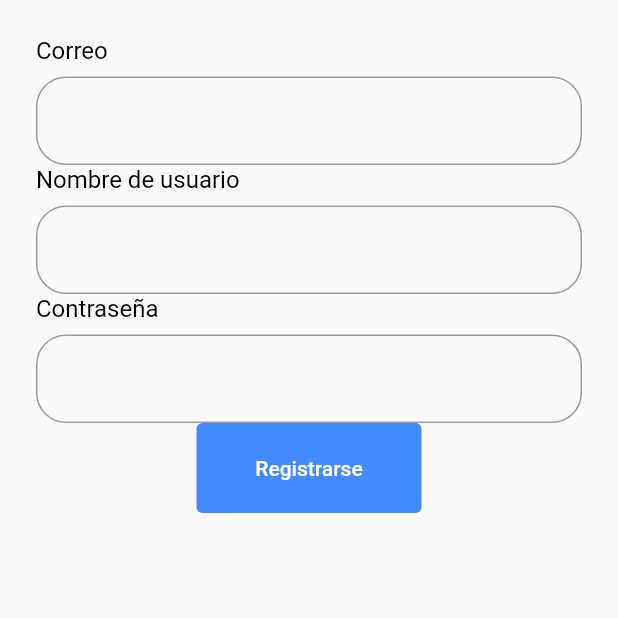
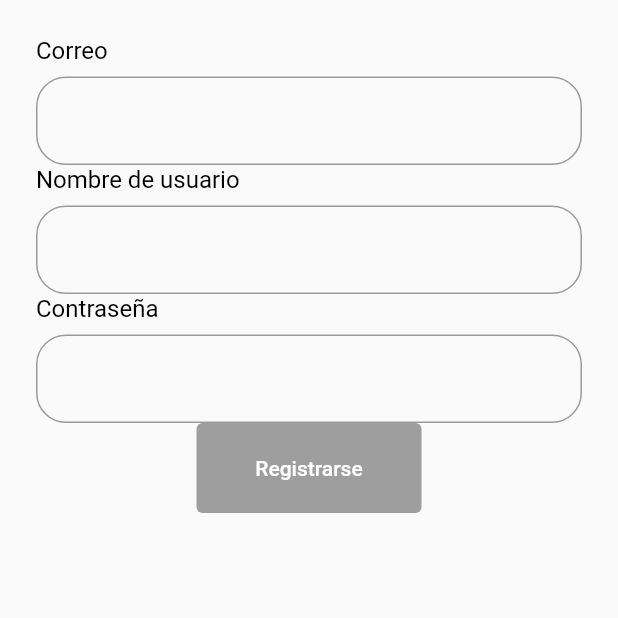
Before and after one commit to Erefor/resto-keys, a Flutter app: the RegistarPage screen opened directly, after a tap on "Registrarse", on a phone screen of 412 x 824 dp, the top half of it. Run offline on Flutter 3.47's test engine with Material 2 defaults, Android fonts, the phone set to English and light mode, and no system bars; missing offline and left inert: encrypt.

Commit message:
Refactor de peticiones

```diff
--- a/lib/components/BInput.dart
+++ b/lib/components/BInput.dart
@@ -12,8 +12,10 @@ class BInput extends StatefulWidget {
   final bool? obscureText;
   final Function(TextEditingController controller, String value)? onChange;
   final TextInputType? inputType;
+  final String? errorText;
   const BInput(
       {Key? key,
+      this.errorText,
       this.label,
       this.disabled,
       this.prependIconName,
@@ -40,7 +42,9 @@ class _BInputState extends State<BInput> {
         Text(
           widget.label ?? 'NA',
           style: useGetTextVariant('text-2',
-              fontWeight: widget.labelFontWeight ?? 400),
+              fontWeight: widget.labelFontWeight ?? 400,
+              color:
+                  widget.errorText != null ? Colors.redAccent : Colors.black),
         ),
         const SizedBox(
           height: 8,
@@ -51,10 +55,13 @@ class _BInputState extends State<BInput> {
           controller: controller,
           onChanged: (value) {
             if (widget.onChange != null) {
-              widget.onChange!(controller, value);
+              setState(() {
+                widget.onChange!(controller, value);
+              });
             }
           },
           decoration: InputDecoration(
+              errorText: widget.errorText,
               suffixIcon: widget.appendIconName != null
                   ? IconButton(
                       icon: Icon(widget.appendIconName),
--- a/lib/composables/useServices.dart
+++ b/lib/composables/useServices.dart
@@ -1,14 +1,30 @@
-import 'package:dio/dio.dart';
+import 'dart:convert';
+
+import 'package:http/http.dart' as http;
 
 Future useRegisUser(String email, String userName, String password) async {
-  final dio = Dio(BaseOptions(
-      baseUrl: 'http://resto-keys-api.burydev.tech',
-      headers: {'content-type': 'application/json'}));
-  final response = await dio.post('/create-user', data: {
-    "password": "contraseña",
-    "userName": 'usuarionuevo',
-    "email": 'prueba@gmail.com'
-  });
-  print(response);
-  return response;
+  final data = Uri.http('resto-keys-api.burydev.tech', '/create-user');
+  final request = await http.post(data,
+      headers: {'Content-type': 'application/json'},
+      body: jsonEncode({
+        "password": "NA",
+        "userName": "NA",
+      }));
+  print(request);
+  return request;
 }
+
+abstract class ApiPaths {
+  static String CreateUser = "/create-user";
+  static String Login = "/login";
+}
+
+class ApiClient {
+  final String apiUrl = "resto-keys-api.burydev.tech";
+  ApiClient();
+  Future POST(String path, Map body) {
+    final url = Uri.http(apiUrl, path);
+    return http.post(url,
+        headers: {'Content-type': 'application/json'}, body: jsonEncode(body));
+  }
+}
--- a/lib/pages/register.dart
+++ b/lib/pages/register.dart
@@ -1,3 +1,4 @@
+import 'package:encrypt/encrypt.dart' as Salsa;
 import 'package:flutter/material.dart';
 import 'package:resto_keys/components/BInput.dart';
 import 'package:resto_keys/composables/useServices.dart';
@@ -10,6 +11,7 @@ class RegistarPage extends StatefulWidget {
 }
 
 class _RegistarPageState extends State<RegistarPage> {
+  final api = ApiClient();
   String email = '';
   String userName = '';
   String password = '';
@@ -18,41 +20,45 @@ class _RegistarPageState extends State<RegistarPage> {
   Widget build(BuildContext context) {
     return Scaffold(
       body: SafeArea(
-          child: Padding(
+          child: isLoading
+              ? const Center(child: CircularProgressIndicator())
+              : Padding(
                   padding: const EdgeInsets.all(24.0),
                   child: Column(
                     children: [
-            Container(
-              child: isLoading
-                  ? Center(child: CircularProgressIndicator())
-                  : Container(),
-            ),
                       BInput(
+                        errorText: null,
                         label: 'Correo',
                         onChange: (controller, value) {
                           email = value;
+                          setState(() {});
                         },
                       ),
                       BInput(
                         label: 'Nombre de usuario',
                         onChange: (cotroller, value) {
                           userName = value;
+                          setState(() {});
                         },
                       ),
                       BInput(
                         label: 'Contraseña',
                         onChange: (controller, value) {
                           password = value;
+                          setState(() {});
                         },
                       ),
                       TextButton(
                           style: TextButton.styleFrom(
                               foregroundColor: Colors.white,
                               maximumSize: Size(150, 60),
-                    backgroundColor: Colors.blueAccent,
+                              backgroundColor:
+                                  canRequest ? Colors.blueAccent : Colors.grey,
                               fixedSize: const Size(150, 60)),
                           onPressed: () {
+                            if (canRequest) {
                               registerUser();
+                            }
                           },
                           child: const Text(
                             'Registrarse',
@@ -63,15 +69,33 @@ class _RegistarPageState extends State<RegistarPage> {
     );
   }
 
+  bool get canRequest {
+    final passwordRegex = RegExp('.{6}');
+    passwordRegex.hasMatch(password);
+    if (passwordRegex.hasMatch(password) && email != '' && userName != '') {
+      return true;
+    }
+    return false;
+  }
+
   registerUser() async {
     try {
+      final key = Salsa.Key.fromLength(32);
+      final iv = Salsa.IV.fromLength(8);
+      final encrypter = Salsa.Encrypter(Salsa.Salsa20(key));
+      final encrypted = encrypter.encrypt(password, iv: iv);
       isLoading = true;
-      final response = await useRegisUser(email, userName, password);
+      print(encrypted.base64);
+      setState(() {});
+      final request = await api.POST(ApiPaths.CreateUser,
+          {"password": encrypted.base64, "userName": userName, "email": email});
+      print(request);
       isLoading = false;
+      setState(() {});
     } catch (e) {
-      print('Error abajo');
+      print(e);
       isLoading = false;
-      print(e);
+      setState(() {});
     }
   }
 }
--- a/pubspec.yaml
+++ b/pubspec.yaml
@@ -37,6 +37,7 @@ dependencies:
   cupertino_icons: ^1.0.2
   http: ^0.13.5
   dio: ^5.1.1
+  encrypt: ^5.0.1
 
 dev_dependencies:
   flutter_test:
```
Also changed, not shown: pubspec.lock, 3 other files. Lines whose indentation alone changed are shown as unchanged.
